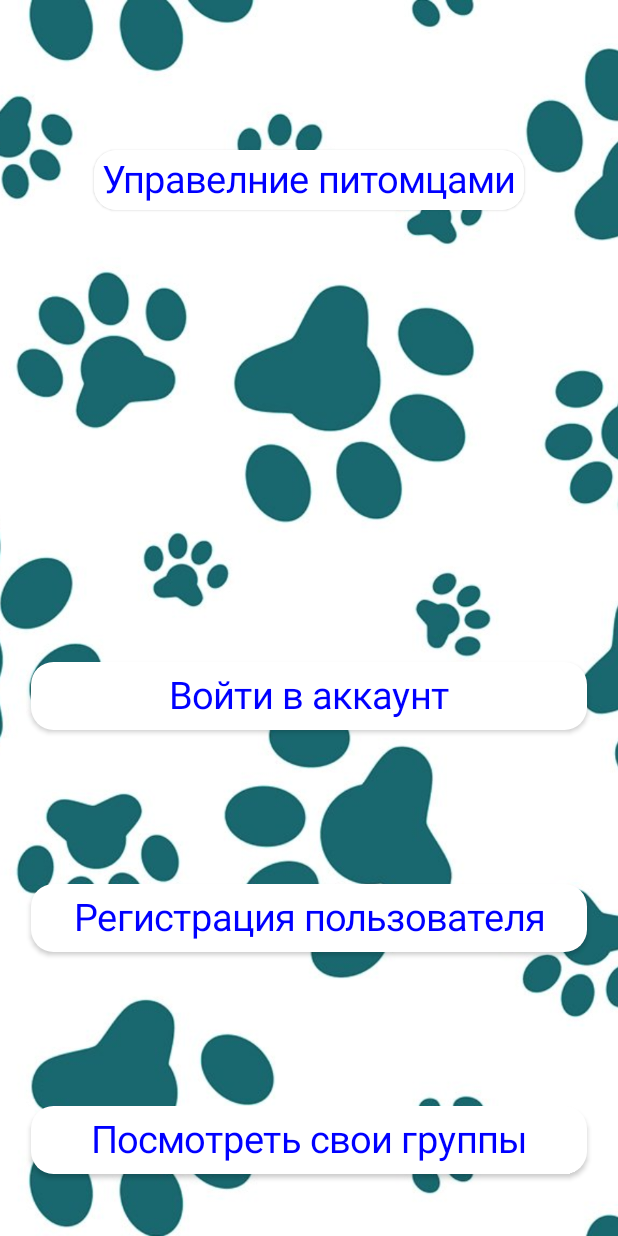
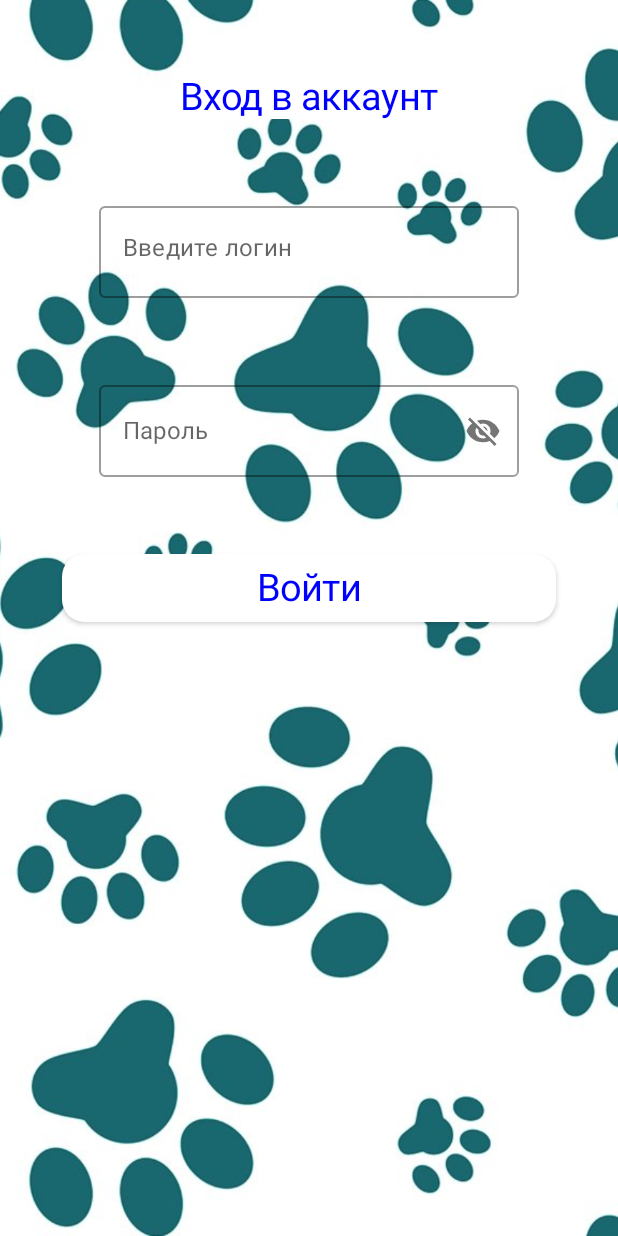
Before and after one commit to R1mok/mephi-diploma, an Android app built with Jetpack Compose: the screen it shows after launch (MainActivity), on a phone screen of 412 x 824 dp. Run offline under Robolectric (Android 15) with nearby library versions, the phone set to English and light mode, and no system bars; our stand-ins replace Volley.

Commit message:
Add navController authentication and navigate to main screen after auth

```diff
--- a/app/src/main/java/com/example/petschedule/MainActivity.kt
+++ b/app/src/main/java/com/example/petschedule/MainActivity.kt
@@ -1,115 +1,17 @@
 package com.example.petschedule
 
-import android.content.Intent
 import android.os.Bundle
 import androidx.activity.ComponentActivity
 import androidx.activity.compose.setContent
-import androidx.compose.foundation.background
-import androidx.compose.foundation.layout.*
-import androidx.compose.foundation.shape.RoundedCornerShape
-import androidx.compose.material.*
-import androidx.compose.runtime.Composable
-import androidx.compose.ui.Alignment
-import androidx.compose.ui.Modifier
-import androidx.compose.ui.draw.paint
-import androidx.compose.ui.graphics.Color
-import androidx.compose.ui.layout.ContentScale
-import androidx.compose.ui.platform.LocalContext
-import androidx.compose.ui.res.painterResource
-import androidx.compose.ui.text.TextStyle
-import androidx.compose.ui.tooling.preview.Preview
-import androidx.compose.ui.unit.dp
-import androidx.compose.ui.unit.sp
-import androidx.navigation.NavController
-import com.example.petschedule.composables.LoginActivity
+import com.example.petschedule.composables.LoginPage
+import com.example.petschedule.ui.theme.PetScheduleTheme
 
 class MainActivity : ComponentActivity() {
     override fun onCreate(savedInstanceState: Bundle?) {
         super.onCreate(savedInstanceState)
         setContent {
-            PetScheduleMain()
-        }
-    }
-}
-
-@Preview
-@Composable
-private fun PetScheduleMain() {
-    var navController: NavController
-    val context = LocalContext.current
-    Box(
-        modifier = Modifier
-            .paint(
-                painter = painterResource(id = R.drawable.background),
-                contentScale = ContentScale.Crop
-            )
-            .fillMaxSize()
-    ) {
-        Column(
-            modifier = Modifier
-                .fillMaxSize(),
-            horizontalAlignment = Alignment.CenterHorizontally
-        ) {
-            Card(
-                modifier = Modifier
-                    .offset(y = 100.dp),
-                shape = RoundedCornerShape(15.dp)
-            ) {
-                Text(
-                    text = "Управелние питомцами",
-                    style = TextStyle(fontSize = 25.sp, color = Color.Blue),
-                    modifier = Modifier
-                        .background(color = Color.White)
-                        .padding(5.dp)
-                )
-            }
-            Button(
-                onClick = {
-                    context.startActivity(Intent(context, LoginActivity::class.java))
-
-                },
-                modifier = Modifier.offset(y = 400.dp).fillMaxWidth(0.9f),
-                shape = RoundedCornerShape(15.dp),
-                colors = ButtonDefaults.buttonColors(
-                    backgroundColor = Color.White,
-                    contentColor = Color.Gray
-                ),
-            ) {
-                Text(
-                    text = "Войти в аккаунт",
-                    style = TextStyle(fontSize = 25.sp, color = Color.Blue)
-                )
-            }
-            Button(
-                onClick = {  },
-                modifier = Modifier.offset(y = 500.dp).fillMaxWidth(0.9f),
-                shape = RoundedCornerShape(15.dp),
-                colors = ButtonDefaults.buttonColors(
-                    backgroundColor = Color.White,
-                    contentColor = Color.Gray
-                ),
-            ) {
-                Text(
-                    text = "Регистрация пользователя",
-                    style = TextStyle(fontSize = 25.sp, color = Color.Blue)
-                )
-            }
-            Button(
-                modifier = Modifier.offset(y = 600.dp).fillMaxWidth(0.9f),
-                onClick = {
-                    context.startActivity(Intent(context, GroupActivity::class.java))
-                },
-                shape = RoundedCornerShape(15.dp),
-                colors = ButtonDefaults.buttonColors(
-                    backgroundColor = Color.White,
-                    contentColor = Color.Gray
-                ),
-
-                ) {
-                Text(
-                    text = "Посмотреть свои группы",
-                    style = TextStyle(fontSize = 25.sp, color = Color.Blue)
-                )
+            PetScheduleTheme {
+                Navigation()
             }
         }
     }
--- /dev/null
+++ b/app/src/main/java/com/example/petschedule/Navigation.kt
@@ -0,0 +1,71 @@
+package com.example.petschedule
+
+
+import androidx.compose.foundation.background
+import androidx.compose.foundation.layout.*
+import androidx.compose.foundation.shape.RoundedCornerShape
+import androidx.compose.material.Text
+import androidx.compose.runtime.Composable
+import androidx.compose.ui.Modifier
+import androidx.compose.ui.draw.clip
+import androidx.compose.ui.graphics.Color
+import androidx.compose.ui.unit.dp
+import androidx.compose.ui.unit.sp
+import androidx.compose.ui.window.DialogProperties
+import androidx.navigation.NavType
+import androidx.navigation.compose.*
+import androidx.navigation.navArgument
+import com.example.petschedule.composables.*
+
+@Composable
+fun Navigation() {
+    val navController = rememberNavController()
+
+    NavHost(
+        navController = navController,
+        startDestination = Screen.LoginPage.route
+    ) {
+        composable(route = Screen.MainScreen.route) {
+            MainScreen(navController = navController)
+        }
+        composable(route = Screen.LoginPage.route) {
+            LoginPage(navController = navController)
+        }
+        dialog(
+            route = Screen.WrongCredentials.route + "/{status}",
+            arguments = listOf(
+                navArgument("status") {
+                    type = NavType.StringType
+                    defaultValue = ""
+                    nullable = true
+                }
+            ),
+            dialogProperties = DialogProperties(
+                dismissOnBackPress = true,
+                dismissOnClickOutside = true
+            )
+        ) {
+            entry -> entry.arguments?.getString("status")
+            Box(
+                modifier = Modifier
+                    .fillMaxWidth()
+                    .clip(RoundedCornerShape(10.dp))
+                    .background(Color.White)
+                    .padding(10.dp)
+                    .clip(RoundedCornerShape(10.dp))
+                    .background(Color.White),
+            ) {
+                val text : String
+                if (entry.toString() == "403") {
+                    text = "Неверные логин или пароль"
+                } else {
+                    text = "Пожалуйста, повторите попытку позже"
+                }
+                Text(
+                    text = text,
+                    fontSize = 22.sp
+                )
+            }
+        }
+    }
+}
--- /dev/null
+++ b/app/src/main/java/com/example/petschedule/composables/Screen.kt
@@ -0,0 +1,17 @@
+package com.example.petschedule.composables
+
+sealed class Screen(val route : String) {
+    object MainScreen : Screen("main_screen")
+    object LoginPage : Screen("login_page")
+    object MyGroups : Screen("my_groups")
+    object WrongCredentials : Screen("wrong_credentials")
+
+    fun withArgs(vararg args: String) : String {
+        return buildString {
+            append(route)
+            args.forEach { arg ->
+                append("/$arg")
+            }
+        }
+    }
+}
```
Also changed, not shown: app/build.gradle (+19 -13 lines), app/src/main/java/com/example/petschedule/composables/LoginPage.kt (+25 -23 lines), app/src/main/java/com/example/petschedule/composables/MainScreen.kt (added, +106 -0 lines), app/src/main/java/com/example/petschedule/composables/MyGroup.kt (added, +132 -0 lines), build.gradle (+6 -1 lines).
